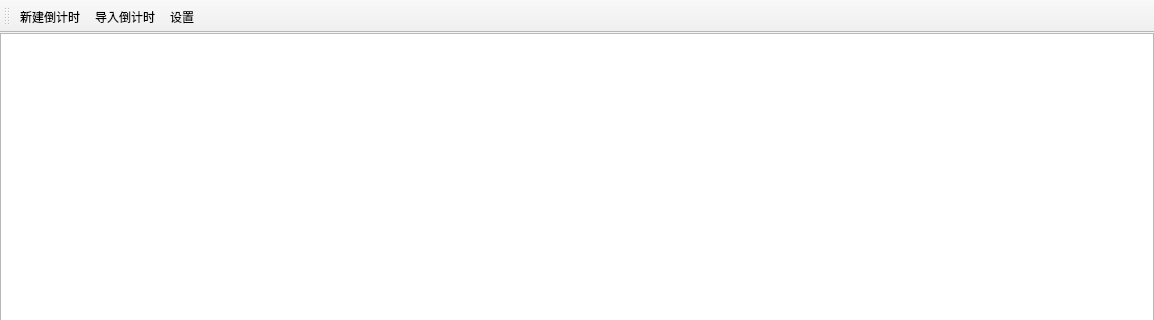
Old version of the form UISource/profilemgr.ui in the repository HelloWRC/W-DesktopCountdown; both pictures show x 0 to 1154 and y 0 to 320 of the 1154 by 600 pixel window.
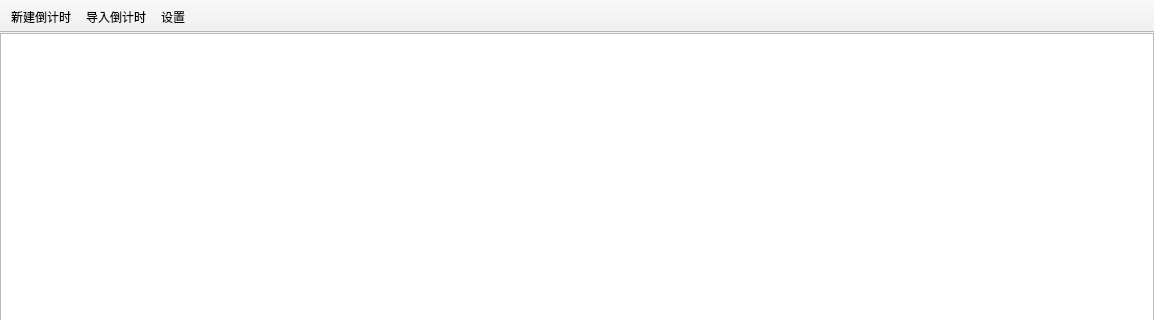
New version of the form.

What changed in the file:
```diff
--- a/UISource/profilemgr.ui
+++ b/UISource/profilemgr.ui
@@ -65,6 +65,15 @@
    <property name="windowTitle">
     <string>toolBar</string>
    </property>
+   <property name="movable">
+    <bool>false</bool>
+   </property>
+   <property name="toolButtonStyle">
+    <enum>Qt::ToolButtonIconOnly</enum>
+   </property>
+   <property name="floatable">
+    <bool>false</bool>
+   </property>
    <attribute name="toolBarArea">
     <enum>TopToolBarArea</enum>
    </attribute>
```
Left out of the diff: 4 changed lines with no effect on the pictures.
